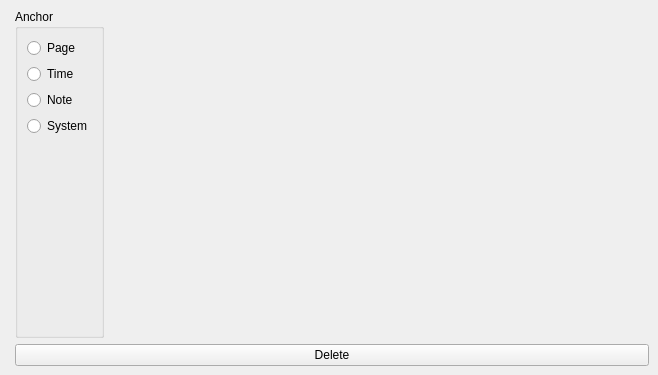
The window that mscore/mscore/symboldialog.ui (musescore/musescore-old) describes before a commit, drawn with Qt 5.
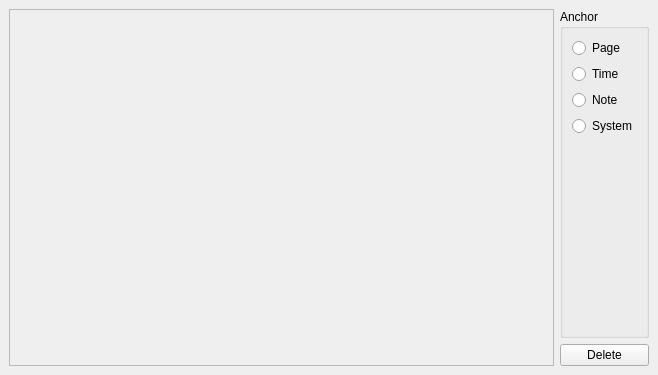
The same window after the commit.

Patch:
```diff
--- a/mscore/mscore/symboldialog.ui
+++ b/mscore/mscore/symboldialog.ui
@@ -22,9 +22,7 @@
    <item>
     <widget class="QFrame" name="frame" >
      <property name="sizePolicy" >
-      <sizepolicy>
-       <hsizetype>0</hsizetype>
-       <vsizetype>0</vsizetype>
+      <sizepolicy vsizetype="Expanding" hsizetype="Expanding" >
        <horstretch>0</horstretch>
        <verstretch>0</verstretch>
       </sizepolicy>
@@ -48,9 +46,7 @@
      <item>
       <widget class="QGroupBox" name="groupBox" >
        <property name="sizePolicy" >
-        <sizepolicy>
-         <hsizetype>0</hsizetype>
-         <vsizetype>7</vsizetype>
+        <sizepolicy vsizetype="Expanding" hsizetype="Fixed" >
          <horstretch>0</horstretch>
          <verstretch>0</verstretch>
         </sizepolicy>
```
Left out of the diff: 45 changed lines with no effect on the pictures.
